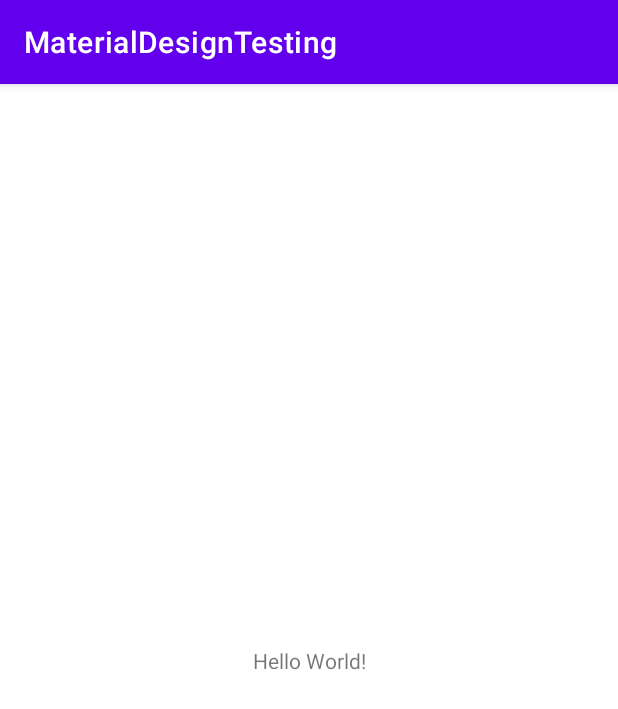
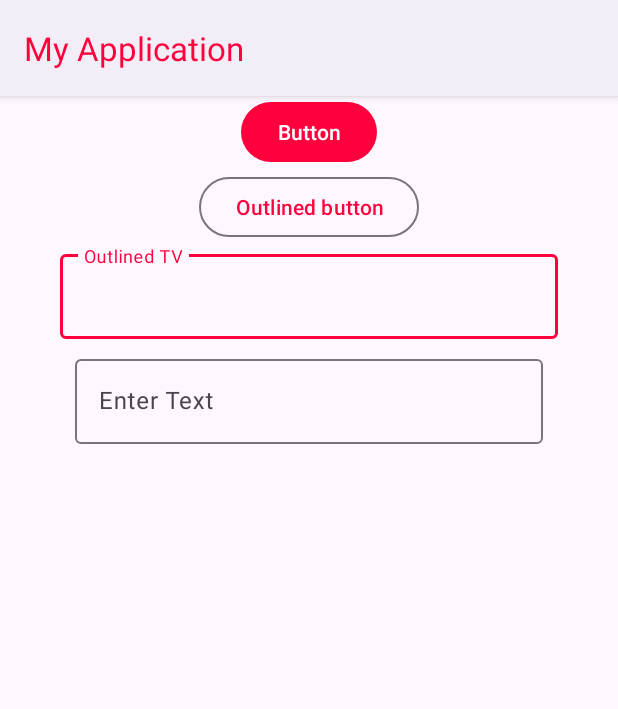
Before and after one commit to Kupawaki/AndroidDev-Material3, an Android app: the screen it shows after launch (MainActivity), on a phone screen of 412 x 824 dp. Shown: the top 709 px of the screen. Run offline under Robolectric (Android 15) with nearby library versions, the phone set to English and light mode, and no system bars.

Commit message:
Cleaning up the broken files
I also started the process of building a custom theme using Material3. Turns out I don't really know that much about themes and styles, but I did find out that you can basically override every default aspect of a material theme, so that's what Ill be doing for a while

```diff
--- a/app/build.gradle
+++ b/app/build.gradle
@@ -6,7 +6,7 @@ android {
     compileSdk 32
 
     defaultConfig {
-        applicationId "com.example.materialdesigntesting"
+        applicationId "com.example.myapplication"
         minSdk 27
         targetSdk 32
         versionCode 1
@@ -35,4 +35,7 @@ dependencies {
     testImplementation 'junit:junit:4.+'
     androidTestImplementation 'androidx.test.ext:junit:1.1.3'
     androidTestImplementation 'androidx.test.espresso:espresso-core:3.4.0'
+
+    //Material Design Implement
+    implementation 'com.google.android.material:material:1.5.0'
 }
--- a/app/src/main/AndroidManifest.xml
+++ b/app/src/main/AndroidManifest.xml
@@ -1,6 +1,6 @@
 <?xml version="1.0" encoding="utf-8"?>
 <manifest xmlns:android="http://schemas.android.com/apk/res/android"
-    package="com.example.materialdesigntesting">
+    package="com.example.myapplication">
 
     <application
         android:allowBackup="true"
@@ -8,7 +8,7 @@
         android:label="@string/app_name"
         android:roundIcon="@mipmap/ic_launcher_round"
         android:supportsRtl="true"
-        android:theme="@style/Theme.MaterialDesignTesting">
+        android:theme="@style/Theme.MyApplication">
         <activity
             android:name=".MainActivity"
             android:exported="true">
--- a/app/src/main/java/com/example/materialdesigntesting/MainActivity.java
+++ b/app/src/main/java/com/example/myapplication/MainActivity.java
@@ -1,4 +1,4 @@
-package com.example.materialdesigntesting;
+package com.example.myapplication;
 
 import androidx.appcompat.app.AppCompatActivity;
 
--- a/app/src/main/res/layout/activity_main.xml
+++ b/app/src/main/res/layout/activity_main.xml
@@ -6,13 +6,75 @@
     android:layout_height="match_parent"
     tools:context=".MainActivity">
 
-    <TextView
+    <Button
+        android:id="@+id/button"
         android:layout_width="wrap_content"
         android:layout_height="wrap_content"
-        android:text="Hello World!"
+        android:text="Button"
         app:layout_constraintBottom_toBottomOf="parent"
-        app:layout_constraintLeft_toLeftOf="parent"
-        app:layout_constraintRight_toRightOf="parent"
-        app:layout_constraintTop_toTopOf="parent" />
+        app:layout_constraintEnd_toEndOf="parent"
+        app:layout_constraintHorizontal_bias="0.5"
+        app:layout_constraintStart_toStartOf="parent"
+        app:layout_constraintTop_toTopOf="parent"
+        app:layout_constraintVertical_bias="0.0" />
+
+    <Button
+        android:id="@+id/outlinedButton"
+        style="?attr/materialButtonOutlinedStyle"
+        android:layout_width="wrap_content"
+        android:layout_height="wrap_content"
+        android:layout_marginTop="50dp"
+        android:text="Outlined button"
+        app:layout_constraintBottom_toBottomOf="parent"
+        app:layout_constraintEnd_toEndOf="parent"
+        app:layout_constraintHorizontal_bias="0.5"
+        app:layout_constraintStart_toStartOf="parent"
+        app:layout_constraintTop_toTopOf="parent"
+        app:layout_constraintVertical_bias="0.0" />
+
+
+    <com.google.android.material.textfield.TextInputLayout
+        android:id="@+id/outlinedTextField"
+        style="@style/Widget.MaterialComponents.TextInputLayout.OutlinedBox"
+        android:layout_width="match_parent"
+        android:layout_height="wrap_content"
+        android:layout_marginStart="40dp"
+        android:layout_marginTop="100dp"
+        android:layout_marginEnd="40dp"
+        android:hint="Outlined TV"
+        app:layout_constraintBottom_toBottomOf="parent"
+        app:layout_constraintEnd_toEndOf="parent"
+        app:layout_constraintHorizontal_bias="0.5"
+        app:layout_constraintStart_toStartOf="parent"
+        app:layout_constraintTop_toTopOf="parent"
+        app:layout_constraintVertical_bias="0.0">
+
+        <com.google.android.material.textfield.TextInputEditText
+            android:layout_width="match_parent"
+            android:layout_height="wrap_content" />
+
+    </com.google.android.material.textfield.TextInputLayout>
+
+    <com.google.android.material.textfield.TextInputLayout
+        android:id="@+id/filledTextField"
+        android:layout_width="match_parent"
+        android:layout_height="wrap_content"
+        android:layout_marginStart="50dp"
+        android:layout_marginTop="170dp"
+        android:layout_marginEnd="50dp"
+        android:hint="Enter Text"
+        app:layout_constraintBottom_toBottomOf="parent"
+        app:layout_constraintEnd_toEndOf="parent"
+        app:layout_constraintHorizontal_bias="0.5"
+        app:layout_constraintStart_toStartOf="parent"
+        app:layout_constraintTop_toTopOf="parent"
+        app:layout_constraintVertical_bias="0.0">
+
+        <com.google.android.material.textfield.TextInputEditText
+            android:layout_width="match_parent"
+            android:layout_height="wrap_content" />
+
+    </com.google.android.material.textfield.TextInputLayout>
+
 
 </androidx.constraintlayout.widget.ConstraintLayout>
--- a/app/src/main/res/values-night/themes.xml
+++ b/app/src/main/res/values-night/themes.xml
@@ -1,16 +1,32 @@
 <resources xmlns:tools="http://schemas.android.com/tools">
     <!-- Base application theme. -->
-    <style name="Theme.MaterialDesignTesting" parent="Theme.MaterialComponents.DayNight.DarkActionBar">
-        <!-- Primary brand color. -->
-        <item name="colorPrimary">@color/purple_200</item>
-        <item name="colorPrimaryVariant">@color/purple_700</item>
-        <item name="colorOnPrimary">@color/black</item>
-        <!-- Secondary brand color. -->
-        <item name="colorSecondary">@color/teal_200</item>
-        <item name="colorSecondaryVariant">@color/teal_200</item>
-        <item name="colorOnSecondary">@color/black</item>
+    <style name="Theme.MyApplication" parent="Theme.MaterialComponents.DayNight.DarkActionBar">
         <!-- Status bar color. -->
         <item name="android:statusBarColor" tools:targetApi="l">?attr/colorPrimaryVariant</item>
+
         <!-- Customize your theme here. -->
+        <item name="colorPrimary">@color/red_main</item>
+        <item name="colorPrimaryVariant">@color/red_main</item>
+        <item name="colorSecondary">@color/red_main</item>
+        <item name="colorSecondaryVariant">@color/red_main</item>
+        <item name="colorSurface">@color/red_main</item>
+        <item name="colorOnBackground">@color/red_main</item>
+        <item name="colorOnError">@color/red_main</item>
+        <item name="colorOnSurface">@color/red_main</item>
+        <item name="scrimBackground">@color/red_main</item>
+
+        <item name="textAppearanceHeadline1">@style/TextAppearance.MaterialComponents.Headline1</item>
+        <item name="textAppearanceHeadline2">@style/TextAppearance.MaterialComponents.Headline2</item>
+        <item name="textAppearanceHeadline3">@style/TextAppearance.MaterialComponents.Headline3</item>
+        <item name="textAppearanceHeadline4">@style/TextAppearance.MaterialComponents.Headline4</item>
+        <item name="textAppearanceHeadline5">@style/TextAppearance.MaterialComponents.Headline5</item>
+        <item name="textAppearanceHeadline6">@style/TextAppearance.MaterialComponents.Headline6</item>
+        <item name="textAppearanceSubtitle1">@style/TextAppearance.MaterialComponents.Subtitle1</item>
+        <item name="textAppearanceSubtitle2">@style/TextAppearance.MaterialComponents.Subtitle2</item>
+        <item name="textAppearanceBody1">@style/TextAppearance.MaterialComponents.Body1</item>
+        <item name="textAppearanceBody2">@style/TextAppearance.MaterialComponents.Body2</item>
+        <item name="textAppearanceCaption">@style/TextAppearance.MaterialComponents.Caption</item>
+        <item name="textAppearanceButton">@style/TextAppearance.MaterialComponents.Button</item>
+        <item name="textAppearanceOverline">@style/TextAppearance.MaterialComponents.Overline</item>
     </style>
 </resources>
--- a/app/src/main/res/values/colors.xml
+++ b/app/src/main/res/values/colors.xml
@@ -1,10 +1,24 @@
 <?xml version="1.0" encoding="utf-8"?>
 <resources>
-    <color name="purple_200">#FFBB86FC</color>
+    <!--Colors that were already here and I cant remove without causing the app to implode-->
+    <!--<color name="purple_200">#FFBB86FC</color>
     <color name="purple_500">#FF6200EE</color>
     <color name="purple_700">#FF3700B3</color>
     <color name="teal_200">#FF03DAC5</color>
     <color name="teal_700">#FF018786</color>
     <color name="black">#FF000000</color>
-    <color name="white">#FFFFFFFF</color>
+    <color name="white">#FFFFFFFF</color>-->
+
+    <!--RedPrimary Pallete-->
+    <color name="red_main">#FF003C</color>
+    <color name="red_sec">#E00D76</color>
+
+    <color name="purple_main">#A63E97</color>
+    <color name="purple_sec">#645098</color>
+
+    <color name="blue_main">#33517E</color>
+    <color name="blue_sec">#2F4858</color>
+
+    <color name="dark_gray">#272727</color>
+
 </resources>
--- a/app/src/main/res/values/strings.xml
+++ b/app/src/main/res/values/strings.xml
@@ -1,3 +1,3 @@
 <resources>
-    <string name="app_name">MaterialDesignTesting</string>
+    <string name="app_name">My Application</string>
 </resources>
--- a/app/src/main/res/values/themes.xml
+++ b/app/src/main/res/values/themes.xml
@@ -1,16 +1,33 @@
 <resources xmlns:tools="http://schemas.android.com/tools">
     <!-- Base application theme. -->
-    <style name="Theme.MaterialDesignTesting" parent="Theme.MaterialComponents.DayNight.DarkActionBar">
-        <!-- Primary brand color. -->
-        <item name="colorPrimary">@color/purple_500</item>
-        <item name="colorPrimaryVariant">@color/purple_700</item>
-        <item name="colorOnPrimary">@color/white</item>
-        <!-- Secondary brand color. -->
-        <item name="colorSecondary">@color/teal_200</item>
-        <item name="colorSecondaryVariant">@color/teal_700</item>
-        <item name="colorOnSecondary">@color/black</item>
+    <style name="Theme.MyApplication" parent="Theme.Material3.Light">
+
         <!-- Status bar color. -->
         <item name="android:statusBarColor" tools:targetApi="l">?attr/colorPrimaryVariant</item>
+
         <!-- Customize your theme here. -->
+        <item name="colorPrimary">@color/red_main</item>
+        <item name="colorPrimaryVariant">@color/red_main</item>
+        <item name="colorSecondary">@color/red_main</item>
+        <item name="colorSecondaryVariant">@color/red_main</item>
+        <item name="colorSurface">@color/red_main</item>
+        <item name="colorOnBackground">@color/red_main</item>
+        <item name="colorOnError">@color/red_main</item>
+        <item name="colorOnSurface">@color/red_main</item>
+        <item name="scrimBackground">@color/red_main</item>
+
+        <item name="textAppearanceHeadline1">@style/TextAppearance.MaterialComponents.Headline1</item>
+        <item name="textAppearanceHeadline2">@style/TextAppearance.MaterialComponents.Headline2</item>
+        <item name="textAppearanceHeadline3">@style/TextAppearance.MaterialComponents.Headline3</item>
+        <item name="textAppearanceHeadline4">@style/TextAppearance.MaterialComponents.Headline4</item>
+        <item name="textAppearanceHeadline5">@style/TextAppearance.MaterialComponents.Headline5</item>
+        <item name="textAppearanceHeadline6">@style/TextAppearance.MaterialComponents.Headline6</item>
+        <item name="textAppearanceSubtitle1">@style/TextAppearance.MaterialComponents.Subtitle1</item>
+        <item name="textAppearanceSubtitle2">@style/TextAppearance.MaterialComponents.Subtitle2</item>
+        <item name="textAppearanceBody1">@style/TextAppearance.MaterialComponents.Body1</item>
+        <item name="textAppearanceBody2">@style/TextAppearance.MaterialComponents.Body2</item>
+        <item name="textAppearanceCaption">@style/TextAppearance.MaterialComponents.Caption</item>
+        <item name="textAppearanceButton">@style/TextAppearance.MaterialComponents.Button</item>
+        <item name="textAppearanceOverline">@style/TextAppearance.MaterialComponents.Overline</item>
     </style>
 </resources>
--- a/settings.gradle
+++ b/settings.gradle
@@ -6,5 +6,5 @@ dependencyResolutionManagement {
         jcenter() // Warning: this repository is going to shut down soon
     }
 }
-rootProject.name = "MaterialDesignTesting"
+rootProject.name = "My Application"
 include ':app'
```
Also changed, not shown: build.gradle (+16 -0 lines), gradle/wrapper/gradle-wrapper.properties, 4 other files.
